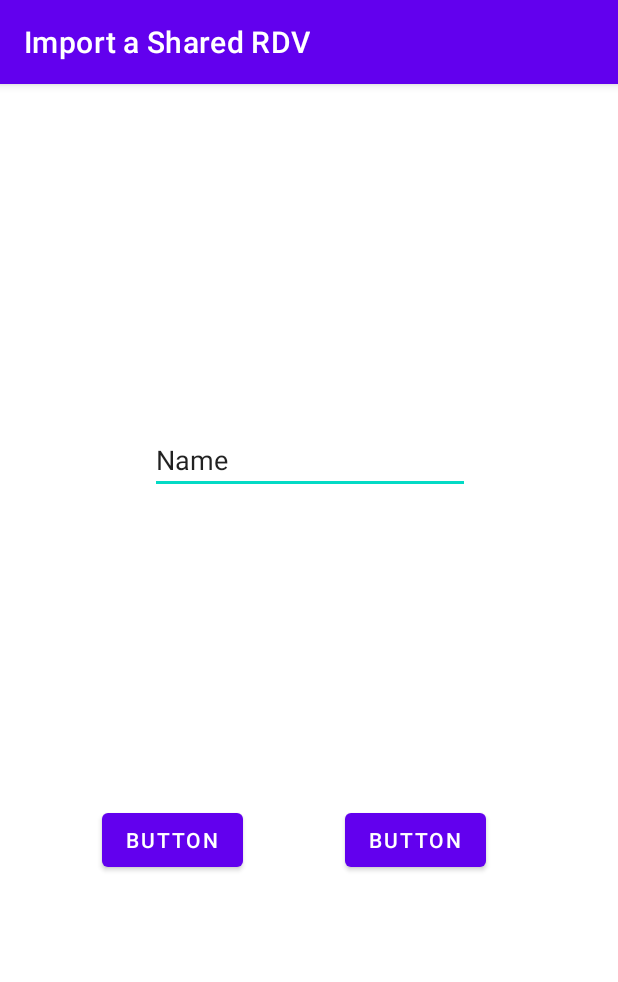
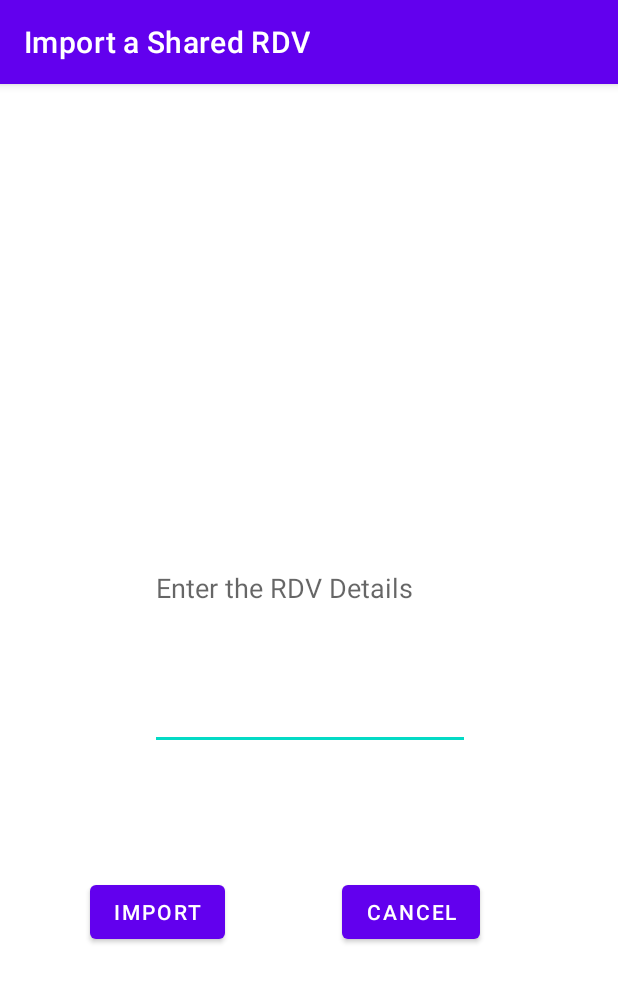
Before and after one commit to DukeAsk1/Android-Java, an Android app: the FromShareActivity screen opened directly, with no data from a screen before it, on a phone screen of 412 x 824 dp. Shown: the top 982 px of the screen. Run offline under Robolectric (Android 15) with nearby library versions, the phone set to English and light mode, and no system bars; 1 statement that could not run was skipped.

Commit message:
add from share

```diff
--- a/rdv/app/src/main/java/com/example/rdv/MusicService.java
+++ b/rdv/app/src/main/java/com/example/rdv/MusicService.java
@@ -13,6 +13,7 @@ public class MusicService extends Service {
     MediaPlayer player;
     IBinder binder = new MyActivityBinder();
     public boolean loaded = false;
+
 
 
     @Nullable
@@ -56,4 +57,6 @@ public class MusicService extends Service {
         }
     }
 
+
+
 }
--- a/rdv/app/src/main/res/layout/from_share.xml
+++ b/rdv/app/src/main/res/layout/from_share.xml
@@ -9,31 +9,34 @@
         android:id="@+id/button"
         android:layout_width="wrap_content"
         android:layout_height="wrap_content"
-        android:layout_marginEnd="88dp"
-        android:layout_marginBottom="240dp"
-        android:text="Button"
+        android:layout_marginEnd="92dp"
+        android:layout_marginBottom="192dp"
+        android:onClick="onCancelClick"
+        android:text="Cancel"
         app:layout_constraintBottom_toBottomOf="parent"
         app:layout_constraintEnd_toEndOf="parent" />
 
     <Button
-        android:id="@+id/button2"
+        android:id="@+id/importshare"
         android:layout_width="wrap_content"
         android:layout_height="wrap_content"
-        android:layout_marginStart="68dp"
-        android:layout_marginBottom="240dp"
-        android:text="Button"
+        android:layout_marginStart="60dp"
+        android:layout_marginBottom="192dp"
+        android:onClick="importShare"
+        android:text="import"
         app:layout_constraintBottom_toBottomOf="parent"
         app:layout_constraintStart_toStartOf="parent" />
 
     <EditText
-        android:id="@+id/editTextTextPersonName"
+        android:id="@+id/sharedrdvdetails"
         android:layout_width="wrap_content"
         android:layout_height="wrap_content"
         android:layout_marginStart="100dp"
         android:layout_marginTop="228dp"
+        android:lines="9"
         android:ems="10"
-        android:inputType="textPersonName"
-        android:text="Name"
+        android:inputType="textMultiLine"
+        android:hint="Enter the RDV Details"
         app:layout_constraintStart_toStartOf="parent"
         app:layout_constraintTop_toTopOf="parent" />
 </androidx.constraintlayout.widget.ConstraintLayout>
```
Also changed, not shown: rdv/app/src/main/java/com/example/rdv/FromShareActivity.java (+43 -0 lines).
